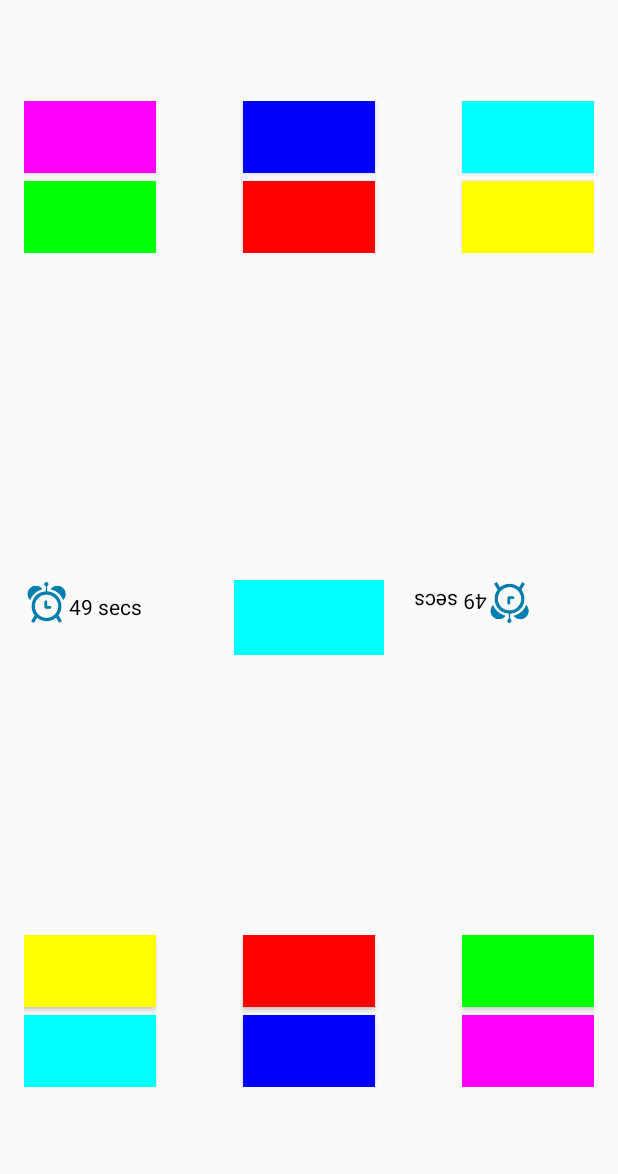
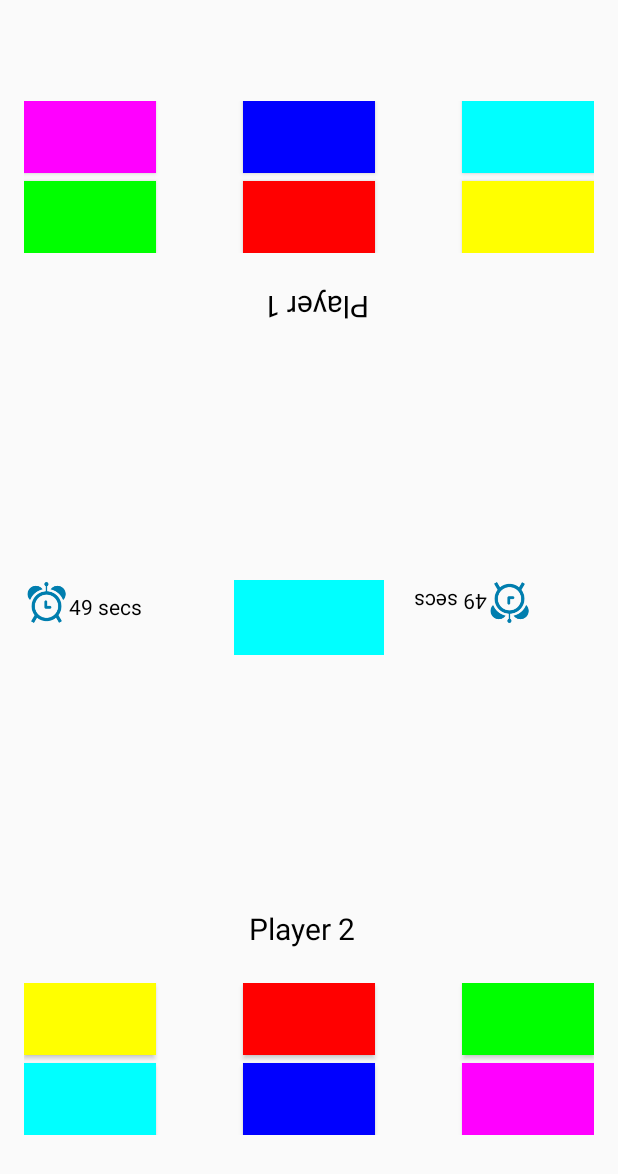
Before and after one commit to kmuralidharan91/two-sides, an Android app: the MainActivity screen opened directly, with no data from a screen before it, on a phone screen of 412 x 824 dp. Shown: the top 1174 px of the screen. Run offline under Robolectric (Android 15) with nearby library versions, the phone set to English and light mode, and no system bars.

Commit message:
Player 1 and Player 2 title added in Main Page

```diff
--- a/app/src/main/res/layout/activity_main.xml
+++ b/app/src/main/res/layout/activity_main.xml
@@ -14,7 +14,7 @@
         android:layout_alignParentBottom="true"
         android:layout_alignParentLeft="true"
         android:layout_alignParentStart="true"
-        android:layout_marginBottom="83dp"
+        android:layout_marginBottom="51dp"
         android:id="@+id/bottomSide">
 
         <Button
@@ -124,6 +124,38 @@
             android:scaleY="-1"
             android:layout_width="30dp"/>
     </RelativeLayout>
+    <RelativeLayout
+        android:layout_width="80dp"
+        android:id="@+id/player_id"
+        android:scaleX="-1"
+        android:scaleY="-1"
+        android:layout_marginTop="20dp"
+        android:layout_marginBottom="6dp"
+        android:layout_below="@+id/topSide"
+        android:layout_centerHorizontal="true"
+        android:layout_height="30dp">
+        <TextView
+            android:layout_width="match_parent"
+            android:textColor="#000000"
+            android:textSize="20dp"
+            android:layout_height="match_parent"
+            android:text="Player 1" />
+    </RelativeLayout>
+    <RelativeLayout
+        android:layout_width="80dp"
+        android:id="@+id/player_id2"
+        android:layout_marginTop="6dp"
+        android:layout_marginBottom="20dp"
+        android:layout_above="@+id/bottomSide"
+        android:layout_centerHorizontal="true"
+        android:layout_height="30dp">
+        <TextView
+            android:layout_width="match_parent"
+            android:textColor="#000000"
+            android:textSize="20dp"
+            android:layout_height="match_parent"
+            android:text="Player 2" />
+    </RelativeLayout>
 
     <RelativeLayout
         android:layout_width="match_parent"
```
